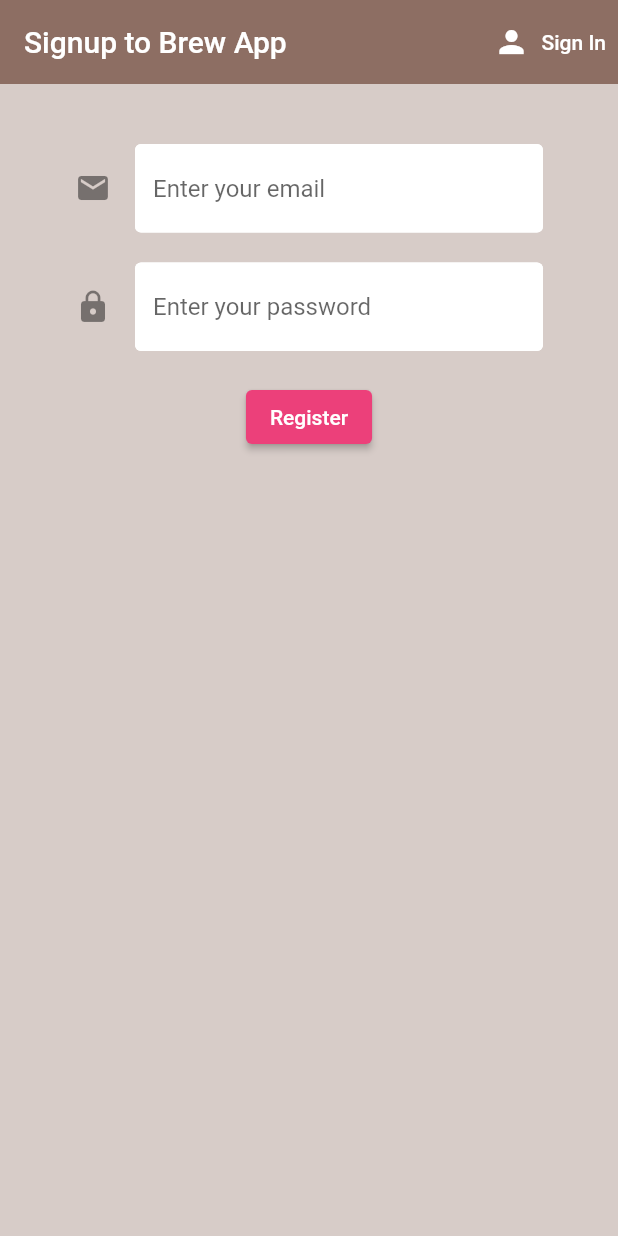
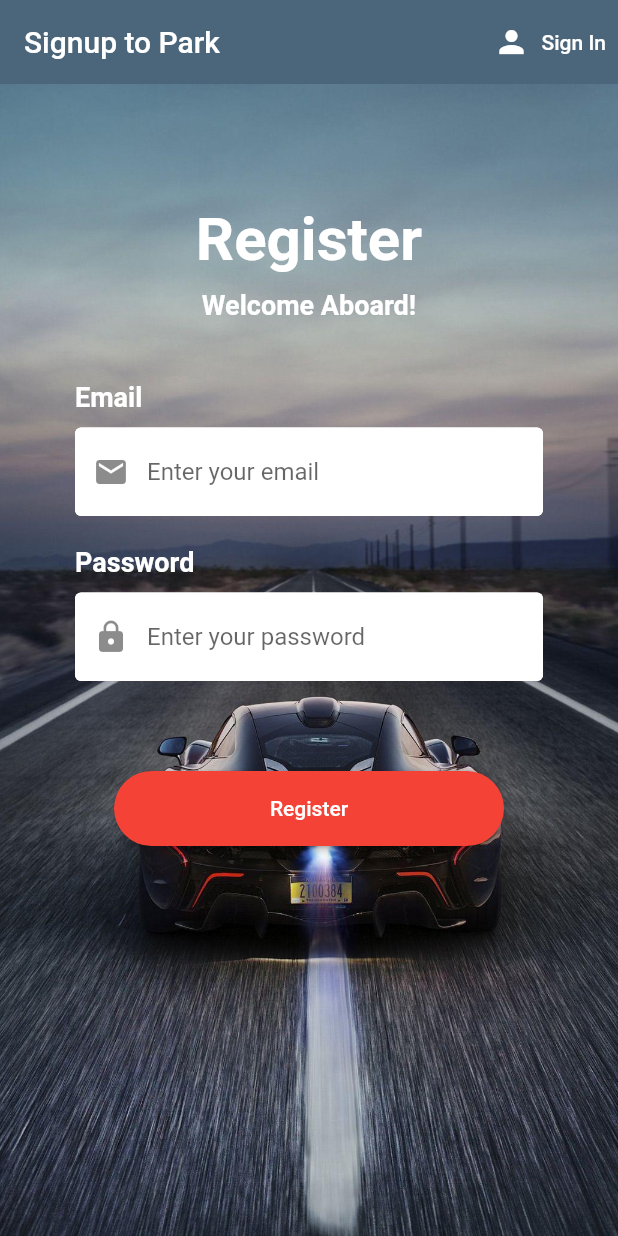
Before and after one commit to JimHok/Parking-Management-System, a Flutter app: the screen it shows after launch, after a tap on "Sign In", after a tap on "Register", on a phone screen of 412 x 824 dp. Run offline on Flutter 3.47's test engine with Material 2 defaults, Android fonts, the phone set to English and light mode, and no system bars; our stand-ins replace cloud_firestore, firebase_auth, firebase_core, flutter_spinkit; accounts and stored records are empty.

Commit message:
Fixed register and login page format

```diff
--- a/Android App/parking_app/lib/screens/authenticate/register.dart
+++ b/Android App/parking_app/lib/screens/authenticate/register.dart
@@ -25,11 +25,11 @@ class _RegisterState extends State<Register> {
     return loading
         ? Loading()
         : Scaffold(
-            backgroundColor: Colors.brown[100],
+            backgroundColor: Color(0xffC0D0D8),
             appBar: AppBar(
-              backgroundColor: Colors.brown[400],
+              backgroundColor: Color(0xff4B667A),
               elevation: 0.0,
-              title: Text('Signup to Brew App'),
+              title: Text('Signup to Park'),
               actions: <Widget>[
                 TextButton.icon(
                   icon: Icon(Icons.person),
@@ -44,17 +44,59 @@ class _RegisterState extends State<Register> {
               ],
             ),
             body: Container(
+              height: double.infinity,
+              decoration: const BoxDecoration(
+                image: DecorationImage(
+                  image: AssetImage('assets/car_bg.jpg'),
+                  fit: BoxFit.cover,
+                ),
+              ),
               padding: EdgeInsets.symmetric(vertical: 20.0, horizontal: 50.0),
               child: Form(
                 key: _formKey,
+                child: SingleChildScrollView(
                     child: Column(
+                  mainAxisAlignment: MainAxisAlignment.start,
                   children: <Widget>[
-                      SizedBox(height: 20.0),
+                    SizedBox(height: 60.0),
+                    const Text(
+                      'Register',
+                      style: TextStyle(
+                        color: Colors.white,
+                        fontSize: 40.0,
+                        fontWeight: FontWeight.bold,
+                      ),
+                    ),
+                    SizedBox(height: 10.0),
+                    const Text(
+                      'Welcome Aboard!',
+                      style: TextStyle(
+                        color: Colors.white,
+                        fontSize: 18.0,
+                        fontWeight: FontWeight.bold,
+                      ),
+                    ),
+                    SizedBox(height: 40.0),
+                    Row(
+                      mainAxisAlignment: MainAxisAlignment.start,
+                      children: const <Widget>[
+                        Text(
+                          'Email',
+                          style: TextStyle(
+                            color: Colors.white,
+                            fontSize: 18.0,
+                            fontWeight: FontWeight.bold,
+                          ),
+                        ),
+                      ],
+                    ),
+                    SizedBox(height: 10.0),
                     TextFormField(
                       decoration: textInputDecoration.copyWith(
                         hintText: 'Enter your email',
-                          icon: Icon(Icons.email),
+                        prefixIcon: Icon(Icons.email),
                       ),
+                      keyboardType: TextInputType.emailAddress,
                       validator: (val) =>
                           val!.isEmpty ? 'Please enter an email' : null,
                       onChanged: (val) {
@@ -62,10 +104,24 @@ class _RegisterState extends State<Register> {
                       },
                     ),
                     SizedBox(height: 20.0),
+                    Row(
+                      mainAxisAlignment: MainAxisAlignment.start,
+                      children: const <Widget>[
+                        Text(
+                          'Password',
+                          style: TextStyle(
+                            color: Colors.white,
+                            fontSize: 18.0,
+                            fontWeight: FontWeight.bold,
+                          ),
+                        ),
+                      ],
+                    ),
+                    SizedBox(height: 10.0),
                     TextFormField(
                       decoration: textInputDecoration.copyWith(
                         hintText: 'Enter your password',
-                          icon: Icon(Icons.lock),
+                        prefixIcon: Icon(Icons.lock),
                       ),
                       validator: (val) => val!.length < 6
                           ? 'Please enter at least 6 characters long'
@@ -75,11 +131,15 @@ class _RegisterState extends State<Register> {
                         setState(() => password = val);
                       },
                     ),
-                      SizedBox(height: 20.0),
+                    SizedBox(height: 60.0),
                     ElevatedButton(
                       child: Text('Register'),
                       style: ElevatedButton.styleFrom(
-                          primary: Colors.pink[400],
+                        primary: Colors.red,
+                        fixedSize: Size(260, 50),
+                        shape: RoundedRectangleBorder(
+                          borderRadius: BorderRadius.circular(30.0),
+                        ),
                       ),
                       onPressed: () async {
                         if (_formKey.currentState!.validate()) {
@@ -103,6 +163,7 @@ class _RegisterState extends State<Register> {
                   ],
                 )),
               ),
+            ),
           );
   }
 }
--- a/Android App/parking_app/lib/screens/authenticate/sign_in.dart
+++ b/Android App/parking_app/lib/screens/authenticate/sign_in.dart
@@ -25,11 +25,11 @@ class _SignInState extends State<SignIn> {
     return loading
         ? Loading()
         : Scaffold(
-            backgroundColor: Colors.brown[100],
+            backgroundColor: Color(0xffC0D0D8),
             appBar: AppBar(
-              backgroundColor: Colors.brown[400],
+              backgroundColor: Color(0xff4B667A),
               elevation: 0.0,
-              title: Text('Sign In to Register'),
+              title: Text('Sign In to Park'),
               actions: <Widget>[
                 TextButton.icon(
                   icon: Icon(Icons.person),
@@ -44,17 +44,60 @@ class _SignInState extends State<SignIn> {
               ],
             ),
             body: Container(
-              padding: EdgeInsets.symmetric(vertical: 20.0, horizontal: 50.0),
+              height: double.infinity,
+              decoration: const BoxDecoration(
+                image: DecorationImage(
+                  image: AssetImage('assets/car_bg.jpg'),
+                  fit: BoxFit.cover,
+                ),
+              ),
+              padding:
+                  const EdgeInsets.symmetric(vertical: 20.0, horizontal: 50.0),
               child: Form(
                 key: _formKey,
+                child: SingleChildScrollView(
                     child: Column(
+                  mainAxisAlignment: MainAxisAlignment.start,
                   children: <Widget>[
-                      SizedBox(height: 20.0),
+                    SizedBox(height: 60.0),
+                    const Text(
+                      'Sign In',
+                      style: TextStyle(
+                        color: Colors.white,
+                        fontSize: 40.0,
+                        fontWeight: FontWeight.bold,
+                      ),
+                    ),
+                    SizedBox(height: 10.0),
+                    const Text(
+                      'Welcome Back',
+                      style: TextStyle(
+                        color: Colors.white,
+                        fontSize: 18.0,
+                        fontWeight: FontWeight.bold,
+                      ),
+                    ),
+                    SizedBox(height: 40.0),
+                    Row(
+                      mainAxisAlignment: MainAxisAlignment.start,
+                      children: const <Widget>[
+                        Text(
+                          'Email',
+                          style: TextStyle(
+                            color: Colors.white,
+                            fontSize: 18.0,
+                            fontWeight: FontWeight.bold,
+                          ),
+                        ),
+                      ],
+                    ),
+                    SizedBox(height: 10.0),
                     TextFormField(
                       decoration: textInputDecoration.copyWith(
                         hintText: 'Enter your email',
-                          icon: Icon(Icons.email),
+                        prefixIcon: Icon(Icons.email),
                       ),
+                      keyboardType: TextInputType.emailAddress,
                       validator: (val) =>
                           val!.isEmpty ? 'Please enter an email' : null,
                       onChanged: (val) {
@@ -62,10 +105,24 @@ class _SignInState extends State<SignIn> {
                       },
                     ),
                     SizedBox(height: 20.0),
+                    Row(
+                      mainAxisAlignment: MainAxisAlignment.start,
+                      children: const <Widget>[
+                        Text(
+                          'Password',
+                          style: TextStyle(
+                            color: Colors.white,
+                            fontSize: 18.0,
+                            fontWeight: FontWeight.bold,
+                          ),
+                        ),
+                      ],
+                    ),
+                    SizedBox(height: 10.0),
                     TextFormField(
                       decoration: textInputDecoration.copyWith(
                         hintText: 'Enter your password',
-                          icon: Icon(Icons.lock),
+                        prefixIcon: Icon(Icons.lock),
                       ),
                       obscureText: true,
                       validator: (val) =>
@@ -74,11 +131,15 @@ class _SignInState extends State<SignIn> {
                         setState(() => password = val);
                       },
                     ),
-                      SizedBox(height: 20.0),
+                    SizedBox(height: 60.0),
                     ElevatedButton(
                       child: Text('Sign In'),
                       style: ElevatedButton.styleFrom(
-                          primary: Colors.pink[400],
+                        primary: Colors.red,
+                        fixedSize: Size(260, 50),
+                        shape: RoundedRectangleBorder(
+                          borderRadius: BorderRadius.circular(30.0),
+                        ),
                       ),
                       onPressed: () async {
                         if (_formKey.currentState!.validate()) {
@@ -102,6 +163,7 @@ class _SignInState extends State<SignIn> {
                   ],
                 )),
               ),
+            ),
           );
   }
 }
```
Lines whose indentation alone changed are shown as unchanged.
